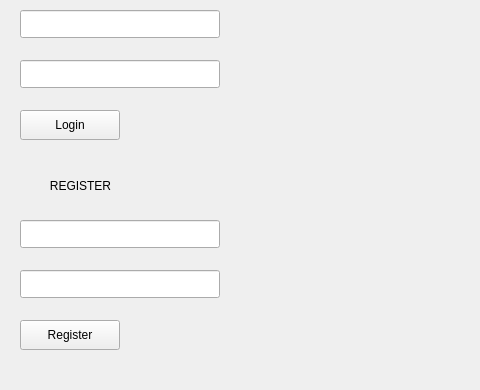
First picture: the form in login.ui, repository BilalUsmani02/OrderHub, before the edit; both pictures show x 320 to 800 and y 110 to 500 of the 800 by 500 pixel window.
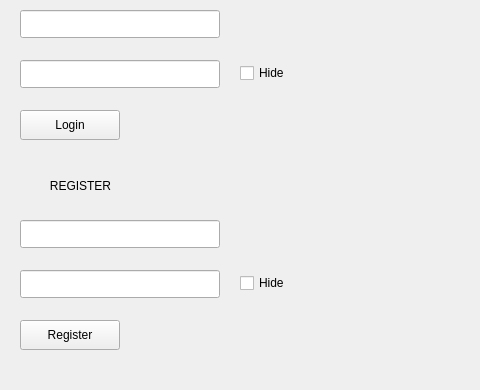
Second picture: the form after the edit.

The edit to the form file:
```diff
--- a/login.ui
+++ b/login.ui
@@ -224,7 +224,32 @@
      <string>Register Page</string>
     </property>
    </widget>
-
+   <widget class="QCheckBox" name="loginShowPassword">
+    <property name="geometry">
+     <rect>
+      <x>560</x>
+      <y>170</y>
+      <width>93</width>
+      <height>26</height>
+     </rect>
+    </property>
+    <property name="text">
+     <string>Hide</string>
+    </property>
+   </widget>
+   <widget class="QCheckBox" name="registerShowPassword">
+    <property name="geometry">
+     <rect>
+      <x>560</x>
+      <y>380</y>
+      <width>93</width>
+      <height>26</height>
+     </rect>
+    </property>
+    <property name="text">
+     <string>Hide</string>
+    </property>
+   </widget>
   </widget>
  </widget>
  <resources/>
```
Left out of the diff: 24 changed lines with no effect on the pictures.
